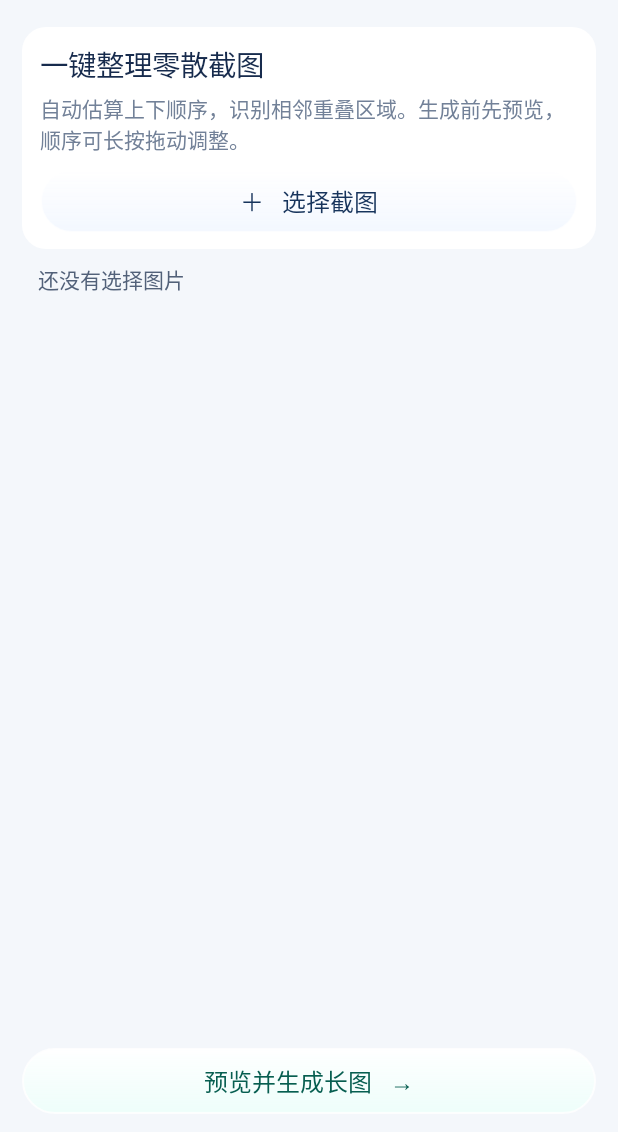
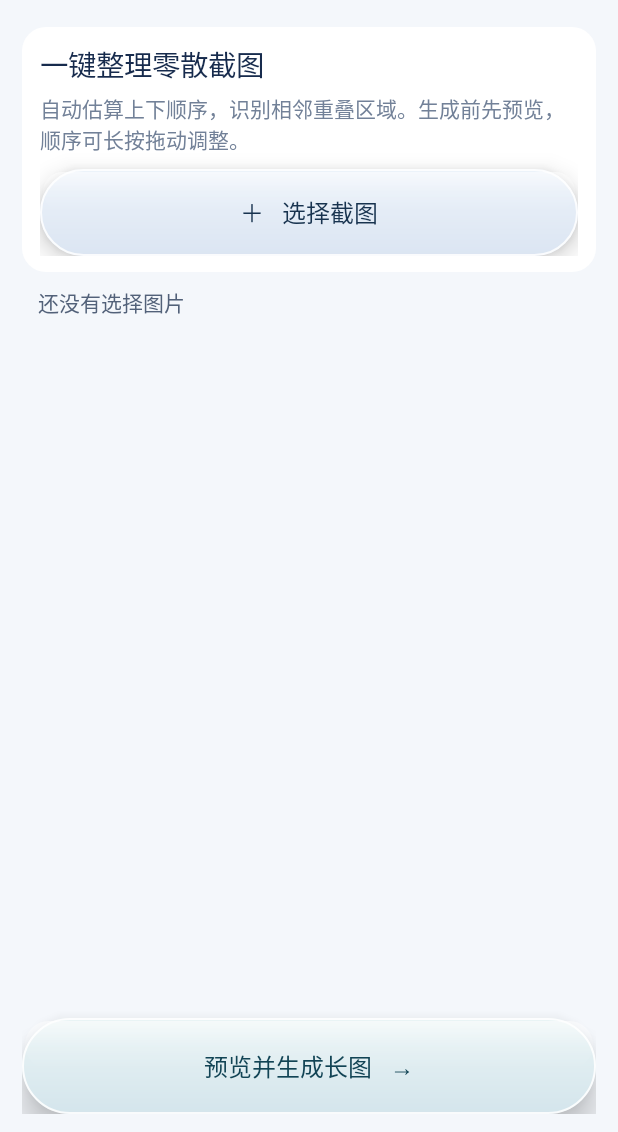
Before and after one commit to andyohhhhh-ai/chang, an Android app: the screen it shows after launch (MainActivity), on a phone screen of 412 x 824 dp, the part 104-1236 px from its top. Run offline under Robolectric (Android 15) with nearby library versions, the phone set to English and light mode, and no system bars.

Commit message:
Add layered frosted glass buttons and raise footer

```diff
--- a/app/src/main/java/com/example/longshot/MainActivity.java
+++ b/app/src/main/java/com/example/longshot/MainActivity.java
@@ -1,12 +1,13 @@
 package com.example.longshot;
 
-import android.app.*;import android.os.*;import android.content.*;import android.graphics.*;import android.graphics.drawable.GradientDrawable;import android.net.Uri;import android.provider.MediaStore;import android.view.*;import android.widget.*;import java.io.*;import java.util.*;
+import android.app.*;import android.os.*;import android.content.*;import android.graphics.*;import android.graphics.drawable.*;import android.content.res.ColorStateList;import android.net.Uri;import android.provider.MediaStore;import android.view.*;import android.widget.*;import java.io.*;import java.util.*;
 
 public class MainActivity extends Activity {
  ArrayList<Bitmap> images=new ArrayList<>(); ArrayList<Integer> joins=new ArrayList<>(); LinearLayout list; TextView status;
  public void onCreate(Bundle b){super.onCreate(b);getWindow().setStatusBarColor(0xfff8f9fc);getWindow().setNavigationBarColor(-1);getWindow().getDecorView().setSystemUiVisibility(8192);home();}
  int dp(float v){return (int)(v*getResources().getDisplayMetrics().density+0.5f);}
- void safeInsets(View root){root.setOnApplyWindowInsetsListener((v,wi)->{int top,bottom;if(Build.VERSION.SDK_INT>=30){android.graphics.Insets bars=wi.getInsets(WindowInsets.Type.statusBars()|WindowInsets.Type.navigationBars());top=bars.top;bottom=bars.bottom;}else{top=wi.getSystemWindowInsetTop();bottom=wi.getSystemWindowInsetBottom();}v.setPadding(dp(22),top+dp(24),dp(22),bottom+dp(18));return wi;});root.post(()->root.requestApplyInsets());}
+ Drawable glass(int top,int bottom,int edge){int radius=dp(34);GradientDrawable base=new GradientDrawable(GradientDrawable.Orientation.TOP_BOTTOM,new int[]{top,bottom});base.setCornerRadius(radius);GradientDrawable shine=new GradientDrawable(GradientDrawable.Orientation.TOP_BOTTOM,new int[]{0x88ffffff,0x20ffffff,0x00ffffff});shine.setCornerRadius(radius);GradientDrawable rim=new GradientDrawable();rim.setColor(0x00000000);rim.setCornerRadius(radius);rim.setStroke(dp(1),0xddffffff);GradientDrawable mask=new GradientDrawable();mask.setColor(Color.WHITE);mask.setCornerRadius(radius);LayerDrawable layers=new LayerDrawable(new Drawable[]{base,shine,rim});int inset=dp(2);layers.setLayerInset(1,inset,inset,inset,dp(30));layers.setLayerInset(2,0,0,0,0);return new RippleDrawable(ColorStateList.valueOf(0x30ffffff),layers,mask);}
+ void safeInsets(View root){root.setOnApplyWindowInsetsListener((v,wi)->{int top,bottom;if(Build.VERSION.SDK_INT>=30){android.graphics.Insets bars=wi.getInsets(WindowInsets.Type.statusBars()|WindowInsets.Type.navigationBars());top=bars.top;bottom=bars.bottom;}else{top=wi.getSystemWindowInsetTop();bottom=wi.getSystemWindowInsetBottom();}v.setPadding(dp(22),top+dp(24),dp(22),bottom+dp(42));return wi;});root.post(()->root.requestApplyInsets());}
  TextView label(String s,int size,int color){TextView t=new TextView(this);t.setText(s);t.setTextSize(size);t.setTextColor(color);return t;}
  void home(){
   LinearLayout root=new LinearLayout(this);root.setOrientation(1);root.setPadding(22,24,22,18);root.setBackgroundColor(0xfff4f7fb);setContentView(root);safeInsets(root);
@@ -14,10 +15,10 @@ public class MainActivity extends Activity {
   LinearLayout titleBox=new LinearLayout(this);titleBox.setOrientation(1);titleBox.setPadding(14,0,0,0);titleBox.addView(label("长图助手",25,0xff172b4d));titleBox.addView(label("截图拼接 · 清爽无重复",13,0xff728198));head.addView(titleBox);root.addView(head);
   LinearLayout intro=new LinearLayout(this);intro.setOrientation(1);intro.setPadding(18,16,18,16);GradientDrawable card=new GradientDrawable();card.setColor(Color.WHITE);card.setCornerRadius(24);intro.setBackground(card);LinearLayout.LayoutParams cp=new LinearLayout.LayoutParams(-1,-2);cp.topMargin=22;root.addView(intro,cp);
   intro.addView(label("一键整理零散截图",19,0xff172b4d));TextView expl=label("自动估算上下顺序，识别相邻重叠区域。生成前先预览，顺序可长按拖动调整。",14,0xff728198);expl.setPadding(0,8,0,14);intro.addView(expl);
-  TextView pick=label("＋   选择截图",16,Color.WHITE);pick.setGravity(Gravity.CENTER);pick.setPadding(12,14,12,14);GradientDrawable blue=new GradientDrawable(GradientDrawable.Orientation.TOP_BOTTOM,new int[]{0xf2ffffff,0xeaf2f7ff});blue.setCornerRadius(dp(30));blue.setStroke(dp(1),0xbfffffff);pick.setBackground(blue);pick.setTextColor(0xff17345c);pick.setElevation(dp(5));pick.setTranslationZ(dp(2));intro.addView(pick);pick.setOnClickListener(v->{Intent i=new Intent("android.intent.action.OPEN_DOCUMENT");i.setType("image/*");i.putExtra("android.intent.extra.ALLOW_MULTIPLE",true);i.addCategory("android.intent.category.OPENABLE");startActivityForResult(i,1);});
+  TextView pick=label("＋   选择截图",16,Color.WHITE);pick.setGravity(Gravity.CENTER);pick.setPadding(12,14,12,14);pick.setBackground(glass(0xffedf3fa,0xffdbe5f2,0xff234b70));pick.setTextColor(0xff18334f);pick.setElevation(dp(8));pick.setTranslationZ(dp(2));pick.setMinHeight(dp(58));intro.addView(pick);pick.setOnClickListener(v->{Intent i=new Intent("android.intent.action.OPEN_DOCUMENT");i.setType("image/*");i.putExtra("android.intent.extra.ALLOW_MULTIPLE",true);i.addCategory("android.intent.category.OPENABLE");startActivityForResult(i,1);});
   status=label("还没有选择图片",14,0xff526179);status.setPadding(16,14,16,14);GradientDrawable statusBg=new GradientDrawable();statusBg.setColor(0xffe9f1ff);statusBg.setCornerRadius(16);LinearLayout.LayoutParams sp=new LinearLayout.LayoutParams(-1,-2);sp.topMargin=14;root.addView(status,new LinearLayout.LayoutParams(-1,-2));
   list=new LinearLayout(this);list.setOrientation(1);ScrollView sc=new ScrollView(this);sc.setFillViewport(true);sc.addView(list);LinearLayout.LayoutParams lp=new LinearLayout.LayoutParams(-1,0,1);lp.topMargin=14;root.addView(sc,lp);
-  TextView preview=label("预览并生成长图   →",16,Color.WHITE);preview.setGravity(Gravity.CENTER);preview.setPadding(12,15,12,15);GradientDrawable green=new GradientDrawable(GradientDrawable.Orientation.TOP_BOTTOM,new int[]{0xf5ffffff,0xe5edfffa});green.setCornerRadius(dp(30));green.setStroke(dp(1),0xcfffffff);preview.setBackground(green);preview.setTextColor(0xff075e50);preview.setElevation(dp(6));preview.setTranslationZ(dp(2));root.addView(preview);preview.setOnClickListener(v->preview());
+  TextView preview=label("预览并生成长图   →",16,Color.WHITE);preview.setGravity(Gravity.CENTER);preview.setPadding(12,15,12,15);preview.setBackground(glass(0xffeaf4f5,0xffd4e5ec,0xff23556b));preview.setTextColor(0xff124455);preview.setElevation(dp(9));preview.setTranslationZ(dp(3));preview.setMinHeight(dp(64));root.addView(preview);preview.setOnClickListener(v->preview());
  }
  protected void onActivityResult(int r,int c,Intent d){super.onActivityResult(r,c,d);if(r!=1||c!=RESULT_OK||d==null)return;images.clear();try{if(d.getClipData()!=null){for(int n=0;n<d.getClipData().getItemCount();n++)add(d.getClipData().getItemAt(n).getUri());}else if(d.getData()!=null)add(d.getData());}catch(Exception e){status.setText("读取图片失败");}autoOrder();show();}
  void add(Uri u)throws Exception{getContentResolver().takePersistableUriPermission(u,Intent.FLAG_GRANT_READ_URI_PERMISSION);BitmapFactory.Options o=new BitmapFactory.Options();o.inSampleSize=1;images.add(BitmapFactory.decodeStream(getContentResolver().openInputStream(u),null,o));}
```
